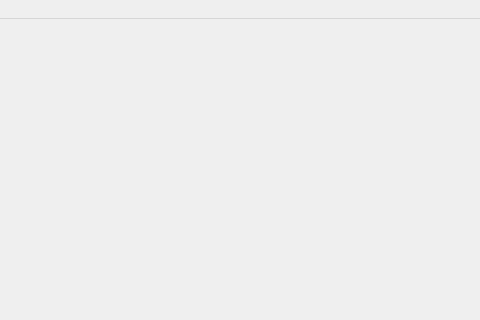
The window that Python/ML/pla_ui.ui (goyour123/Pratice) describes before a commit, drawn with Qt 5; both pictures show x 273 to 753 and y 0 to 320 of the 753 by 679 pixel window.
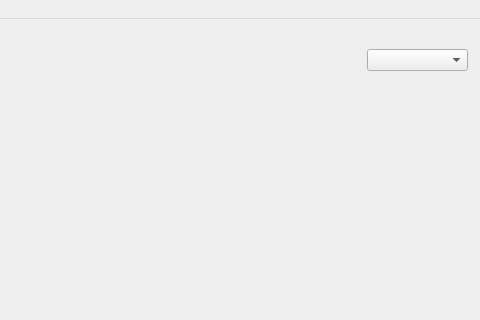
The same window after the commit.

Commit message: Add combobox function

```diff
--- a/Python/ML/pla_ui.ui
+++ b/Python/ML/pla_ui.ui
@@ -25,6 +25,19 @@
     </property>
     <layout class="QVBoxLayout" name="verticalLayout"/>
    </widget>
+   <widget class="QComboBox" name="comboBox">
+    <property name="enabled">
+     <bool>true</bool>
+    </property>
+    <property name="geometry">
+     <rect>
+      <x>640</x>
+      <y>30</y>
+      <width>101</width>
+      <height>22</height>
+     </rect>
+    </property>
+   </widget>
   </widget>
   <widget class="QMenuBar" name="menubar">
    <property name="geometry">
```
The commit also changes 2 other files.
